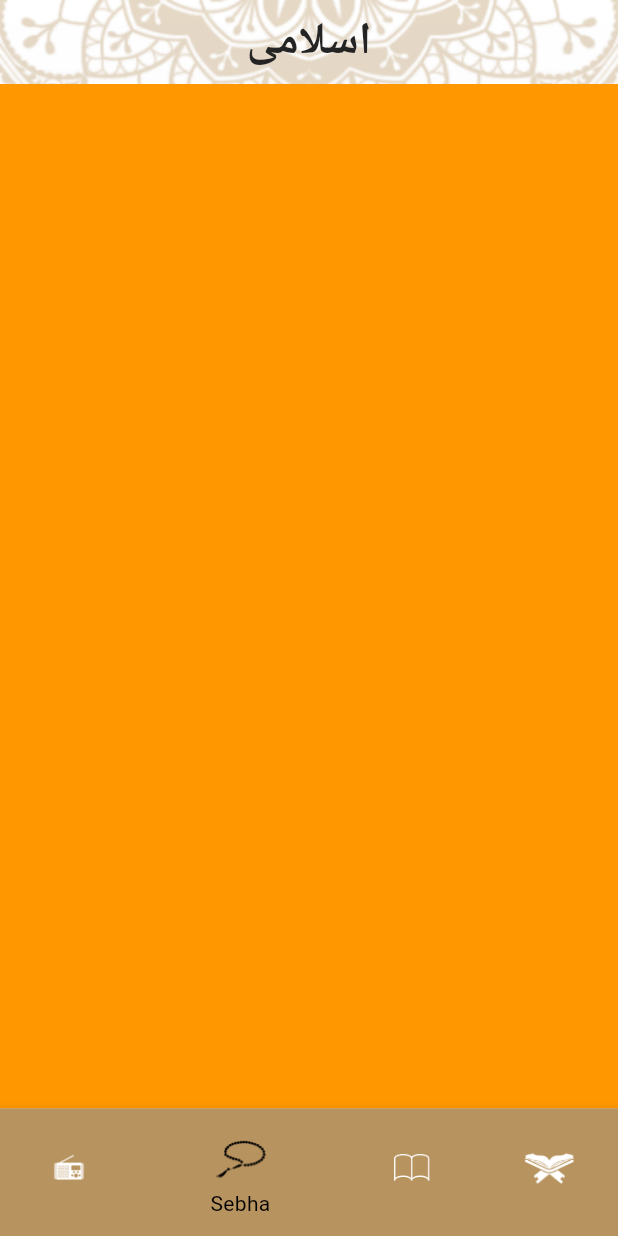
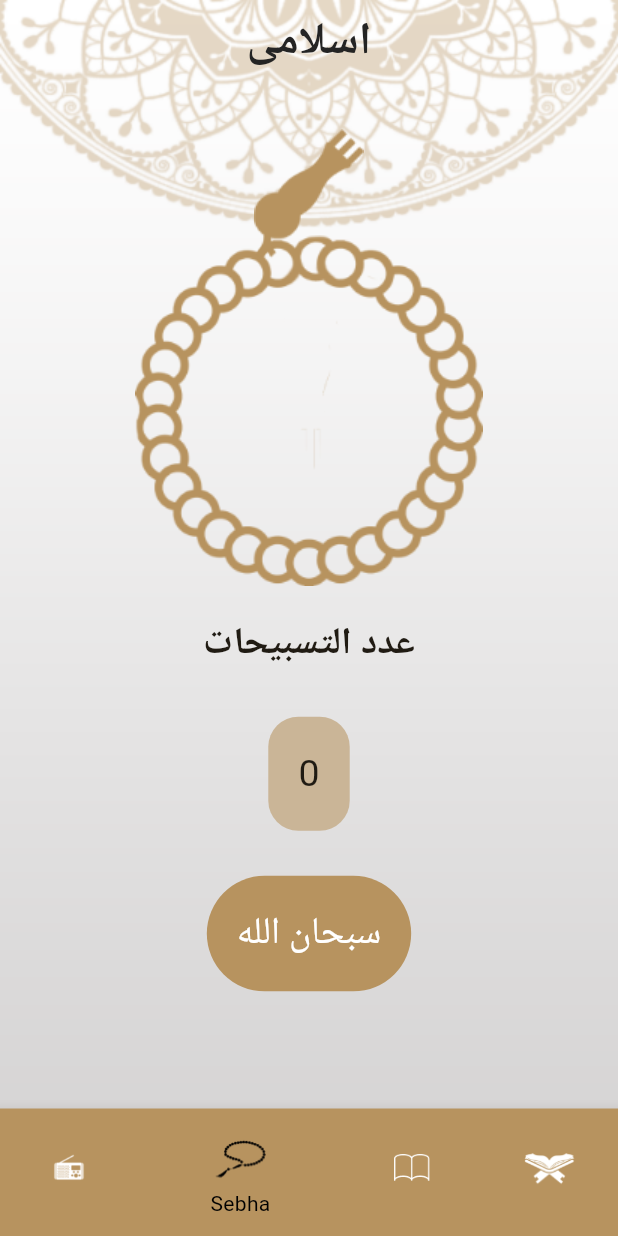
Before and after one commit to Tota6/islami_app, a Flutter app: the screen it shows after launch, item 2 of the bottom bar chosen, on a phone screen of 412 x 824 dp. Run offline on Flutter 3.47's test engine with Material 3 defaults, Android fonts, the phone set to English and light mode, and no system bars.

Commit message:
+ generating the screen of sebha + logic of screen is also added + animation of the sebha to make it rotate is add aslo

```diff
--- a/Projects/Flutter/islami_app/lib/pages/hadeth_page/page/hadeth_details_page.dart
+++ b/Projects/Flutter/islami_app/lib/pages/hadeth_page/page/hadeth_details_page.dart
@@ -38,7 +38,7 @@ class _HadethDetailsPageState extends State<HadethDetailsPage> {
                       bottom:
                           4, // This can be the space you need between text and underline
                     ),
-                    margin: const EdgeInsets.symmetric(horizontal: 70),
+                    margin: const EdgeInsets.symmetric(horizontal: 20),
                     decoration: const BoxDecoration(
                       border: Border(
                         bottom: BorderSide(
@@ -55,12 +55,12 @@ class _HadethDetailsPageState extends State<HadethDetailsPage> {
                         children: [
                           Text(
                             arg.hadethName,
+                            textAlign: TextAlign.center,
                             style: const TextStyle(
                               fontSize: 25,
                               fontWeight: FontWeight.bold,
                             ),
                           ),
-                          const Icon(Icons.play_circle)
                         ],
                       ),
                     ),
--- a/Projects/Flutter/islami_app/lib/pages/hadeth_page/widgets/hadeth_name_widget.dart
+++ b/Projects/Flutter/islami_app/lib/pages/hadeth_page/widgets/hadeth_name_widget.dart
@@ -1,8 +1,5 @@
 import 'package:flutter/material.dart';
 import 'package:islami_app/pages/hadeth_page/models/hadeth_model.dart';
-import 'package:islami_app/pages/quran_page/models/sura_model.dart';
-import 'package:islami_app/pages/quran_page/pages/sura_details.dart';
-
 import '../page/hadeth_details_page.dart';
 
 class HadethNameWidget extends StatelessWidget {
@@ -14,7 +11,7 @@ class HadethNameWidget extends StatelessWidget {
 
   @override
   Widget build(BuildContext context) {
-    return InkWell(
+    return GestureDetector(
       onTap: () {
         Navigator.of(context).pushNamed(
           HadethDetailsPage.routeName,
--- a/Projects/Flutter/islami_app/lib/pages/sebha_page/sebha_page.dart
+++ b/Projects/Flutter/islami_app/lib/pages/sebha_page/sebha_page.dart
@@ -1,12 +1,101 @@
 import 'package:flutter/material.dart';
 
-class SebhaPage extends StatelessWidget {
+class SebhaPage extends StatefulWidget {
   const SebhaPage({super.key});
 
   @override
+  State<SebhaPage> createState() => _SebhaPageState();
+}
+
+class _SebhaPageState extends State<SebhaPage> {
+  int counter = 0;
+  int index = 0;
+  double angle = 0;
+  List<String> tasbehatList = [
+    "سبحان الله",
+    "الحمدالله",
+    "الله اكبر",
+  ];
+  @override
   Widget build(BuildContext context) {
-    return Container(
-      color: Colors.orange,
+    return SizedBox(
+      width: double.infinity,
+      child: Column(
+        crossAxisAlignment: CrossAxisAlignment.center,
+        children: [
+          Padding(
+            padding: const EdgeInsets.only(top: 30.0),
+            child: Stack(
+              alignment: Alignment.topCenter,
+              children: [
+                Padding(
+                  padding: EdgeInsets.only(
+                      top: MediaQuery.of(context).size.height * 0.086),
+                  child: Transform.rotate(
+                      angle: angle,
+                      child: Image.asset("assets/images/body_sebha_logo.png")),
+                ),
+                Image.asset("assets/images/head_sebha_logo.png"),
+              ],
+            ),
+          ),
+          const Padding(
+            padding: EdgeInsets.all(20.0),
+            child: Text(
+              "عدد التسبيحات",
+              style: TextStyle(fontSize: 25, fontWeight: FontWeight.bold),
+            ),
+          ),
+          Padding(
+            padding: const EdgeInsets.all(10.0),
+            child: Container(
+              padding: const EdgeInsets.all(20),
+              decoration: BoxDecoration(
+                  borderRadius: BorderRadius.circular(20),
+                  color: const Color(0xffCAB597)),
+              child: Text(
+                counter.toString(),
+                style: const TextStyle(fontSize: 25),
+              ),
+            ),
+          ),
+          GestureDetector(
+            onTap: () {
+              tasbeh();
+              setState(() {});
+            },
+            child: Padding(
+              padding: const EdgeInsets.all(20.0),
+              child: Container(
+                padding: const EdgeInsets.all(20),
+                decoration: BoxDecoration(
+                    borderRadius: BorderRadius.circular(40),
+                    color: const Color(0xffB7935F)),
+                child: Text(
+                  tasbehatList[index],
+                  style: const TextStyle(fontSize: 25, color: Colors.white),
+                ),
+              ),
+            ),
+          )
+        ],
+      ),
     );
   }
+
+  void tasbeh() {
+    if (index < 2) {
+      if (counter < 33) {
+        angle += 0.5;
+        counter++;
+      } else {
+        index++;
+        tasbehatList[index];
+        counter = 0;
+      }
+    } else {
+      index = 0;
+      counter = 0;
+    }
+  }
 }
```
Also changed, not shown: Projects/Flutter/islami_app/lib/pages/hadeth_page/hadeth_page.dart (+30 -11 lines).
